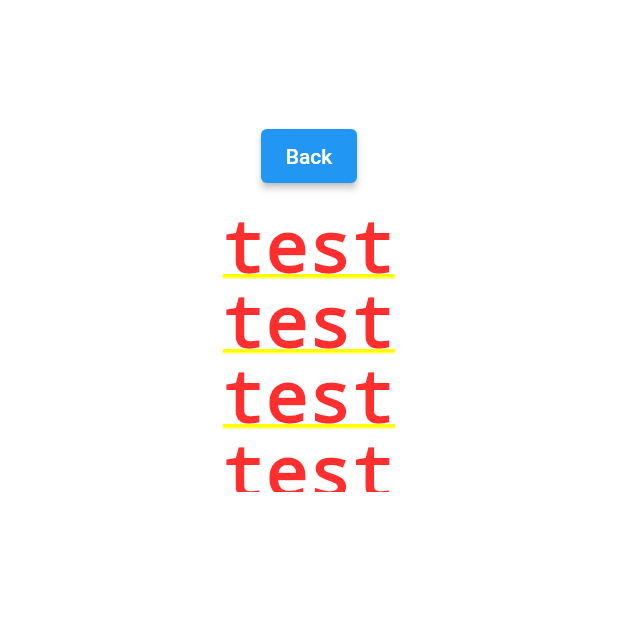
After one commit to andreibasto/Essay-App, a Flutter app: the screen it shows once a user with an empty profile is signed in, after a tap on "Temporary button", on a phone screen of 412 x 824 dp, the top half of it. The commit adds this screen. Run offline on Flutter 3.47's test engine with Material 2 defaults, Android fonts, the phone set to English and light mode, and no system bars; our stand-ins replace email_validator, firebase_auth, firebase_core; accounts and stored records are empty.

Commit message:
started recover project page

```diff
--- /dev/null
+++ b/lib/delete_project_page.dart
@@ -0,0 +1,71 @@
+import 'package:essay_app_login/essay_menu.dart';
+import 'package:flutter/material.dart';
+
+
+final List<String> TemporaryList = <String>['Pizza','Pizza','Pizza','Pizza','Pizza','Pizza','Pizza',];
+
+
+// var testList = ["whale", "fish", "shark"];
+
+class ProjectSources {
+  List<String> Sources = <String>[];
+
+  ProjectSources() {
+
+  }
+}
+
+class DeletedProjectsInfo {
+  late String Title;
+  late String DateDeleted;
+  // List<ProjectSources> Sources;
+
+  DeletedProjectsInfo(this.Title, this.DateDeleted, /*this.Sources*/);
+
+}
+
+
+
+
+
+class RecoverDeletedProjects extends StatefulWidget {
+  const RecoverDeletedProjects({Key? key}) : super(key: key);
+
+  @override
+  State<RecoverDeletedProjects> createState() => _RecoverDeletedProjectsState();
+}
+
+class _RecoverDeletedProjectsState extends State<RecoverDeletedProjects> {
+  @override
+  Widget build(BuildContext context) => SingleChildScrollView(
+    child: Column(
+      children: [
+        SizedBox(height: 80,),
+        ElevatedButton(
+          style: ElevatedButton.styleFrom(
+            primary: Colors.blue,
+          ),
+          onPressed: () {Navigator.of(context).pop();
+          },
+          child: Text('Back'),
+        ),
+
+        Container(
+          height: 200,
+          child: ListView.builder(
+            padding: const EdgeInsets.all(8),
+              itemBuilder: (BuildContext context, int index) {
+              return Container(
+                height: 50,
+                child: Center(
+                  child: Text('test'),
+                ),
+              );
+            }
+          ),
+        ),
+
+      ],
+    ),
+  );
+}
--- a/lib/essay_menu.dart
+++ b/lib/essay_menu.dart
@@ -1,5 +1,7 @@
 import 'package:firebase_auth/firebase_auth.dart';
 import 'package:flutter/material.dart';
+import 'package:essay_app_login/delete_project_page.dart';
+
 
 class ProfileScreen extends StatefulWidget {
   const ProfileScreen({Key? key}) : super(key: key);
@@ -25,6 +27,15 @@ class _ProfileScreenState extends State<ProfileScreen> {
               child: const Text('Sign out'),
               onPressed: () => FirebaseAuth.instance.signOut(),
             ),
+            ElevatedButton(
+              child: const Text('Temporary button'),
+              onPressed: () {
+                Navigator.push(
+                    context,
+                    MaterialPageRoute(builder: (context) => RecoverDeletedProjects()),
+                );
+              },
+            ),
           ],
         ),
       ),
```
